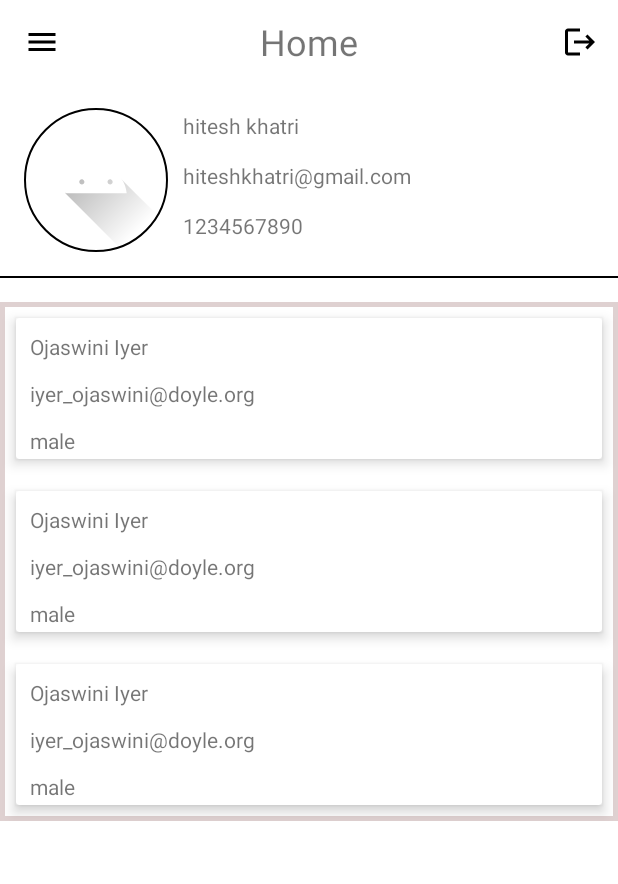
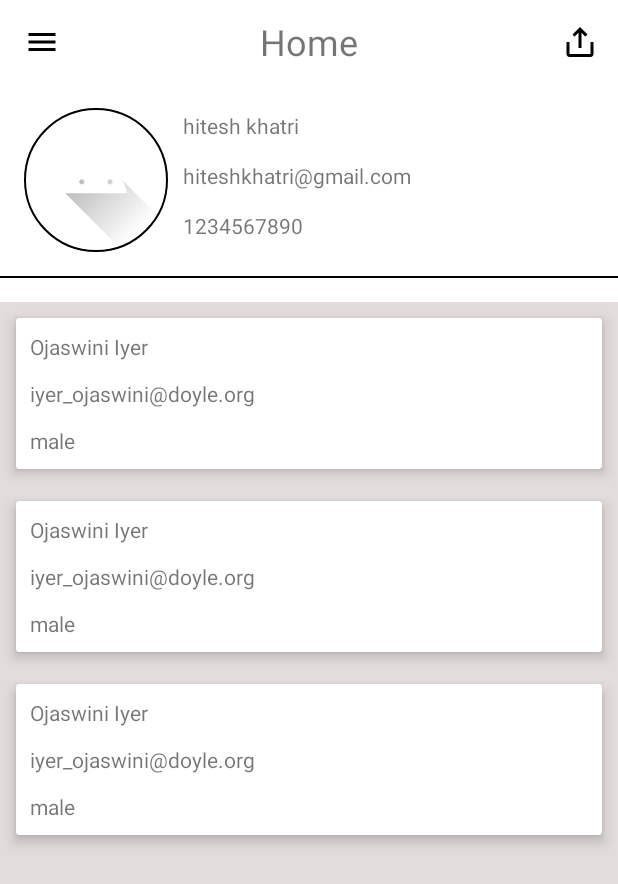
Before and after one commit to khatrih/Room-Database, an Android app: the layout activity_home.xml on its own in the app's theme, with its tools: preview values and no code run, on a phone screen of 412 x 824 dp. Shown: the top 884 px of the screen. Run offline under Robolectric (Android 15) with nearby library versions, the light colour scheme and no system bars; Roboto replaces fonts that are not available here.

Commit message:
RDB layout changes

```diff
--- a/app/build.gradle
+++ b/app/build.gradle
@@ -64,11 +64,11 @@ dependencies {
     implementation 'com.squareup.retrofit2:retrofit:2.9.0'
     //gson convertor
     implementation 'com.squareup.retrofit2:converter-gson:2.9.0'
-    //swipe
-    //implementation 'com.github.xabaras:RecyclerViewSwipeDecorator:1.3'
 
-//    implementation 'com.android.support:design:28.0.0-rc01'
-
+    //sdp and ssp
     implementation 'com.intuit.sdp:sdp-android:1.1.0'
     implementation 'com.intuit.ssp:ssp-android:1.1.0'
+
+    //splash screen
+    implementation 'androidx.core:core-splashscreen:1.0.0'
 }
--- a/app/src/main/java/com/example/onboardingtask/SwipeToDeleteCallback.java
+++ b/app/src/main/java/com/example/onboardingtask/SwipeToDeleteCallback.java
@@ -10,6 +10,7 @@ import android.graphics.PorterDuff;
 import android.graphics.PorterDuffXfermode;
 import android.graphics.drawable.ColorDrawable;
 import android.graphics.drawable.Drawable;
+import android.view.View;
 
 import androidx.core.content.ContextCompat;
 import androidx.recyclerview.widget.ItemTouchHelper;
@@ -49,7 +50,7 @@ abstract public class SwipeToDeleteCallback extends ItemTouchHelper.Callback {
         return false;
     }
 
-    /*@Override
+    @Override
     public void onChildDraw(@NonNull Canvas c, @NonNull RecyclerView recyclerView,
                             @NonNull RecyclerView.ViewHolder viewHolder, float dX, float dY,
                             int actionState, boolean isCurrentlyActive) {
@@ -59,7 +60,6 @@ abstract public class SwipeToDeleteCallback extends ItemTouchHelper.Callback {
         int itemHeight = itemView.getHeight();
 
         boolean isCancelled = dX == 0 && !isCurrentlyActive;
-        boolean isUpdate = dY == 0 && !isCurrentlyActive;
 
         if (isCancelled) {
             clearCanvas(c, itemView.getRight() + dX, (float) itemView.getTop(),
@@ -67,6 +67,7 @@ abstract public class SwipeToDeleteCallback extends ItemTouchHelper.Callback {
             super.onChildDraw(c, recyclerView, viewHolder, dX, dY, actionState, isCurrentlyActive);
             return;
         }
+
         mBackground.setColor(backgroundColor);
         mBackground.setBounds(itemView.getRight() + (int) dX, itemView.getTop(),
                 itemView.getRight(), itemView.getBottom());
@@ -81,7 +82,7 @@ abstract public class SwipeToDeleteCallback extends ItemTouchHelper.Callback {
         deleteDrawable.setBounds(deleteIconLeft, deleteIconTop, deleteIconRight, deleteIconBottom);
         deleteDrawable.draw(c);
         super.onChildDraw(c, recyclerView, viewHolder, dX, dY, actionState, isCurrentlyActive);
-    }*/
+    }
 
     private void clearCanvas(Canvas c, Float left, Float top, Float right, Float bottom) {
         c.drawRect(left, top, right, bottom, mClearPaint);
--- a/app/src/main/res/layout/activity_home.xml
+++ b/app/src/main/res/layout/activity_home.xml
@@ -37,6 +37,7 @@
         android:layout_height="wrap_content"
         android:layout_marginEnd="@dimen/_10sdp"
         android:contentDescription="@string/todo"
+        android:rotation="270"
         android:src="@drawable/ic_logout"
         app:layout_constraintBottom_toBottomOf="@id/toolbar_home"
         app:layout_constraintEnd_toEndOf="parent"
@@ -100,9 +101,11 @@
     <androidx.recyclerview.widget.RecyclerView
         android:id="@+id/rv_api_user"
         android:layout_width="match_parent"
-        android:layout_height="wrap_content"
+        android:layout_height="0dp"
         android:layout_marginTop="16dp"
         android:background="@drawable/rv_bg_shape"
+        android:backgroundTint="#E3DCDC"
+        app:layout_constraintBottom_toBottomOf="parent"
         app:layout_constraintEnd_toEndOf="parent"
         app:layout_constraintStart_toStartOf="parent"
         app:layout_constraintTop_toBottomOf="@id/view"
--- a/app/src/main/res/layout/item_api_user.xml
+++ b/app/src/main/res/layout/item_api_user.xml
@@ -39,6 +39,7 @@
             android:layout_height="wrap_content"
             android:layout_margin="@dimen/_5sdp"
             android:padding="@dimen/_2sdp"
+            app:layout_constraintBottom_toBottomOf="parent"
             app:layout_constraintStart_toStartOf="parent"
             app:layout_constraintTop_toBottomOf="@id/tv_users_email"
             tools:text="male" />
```
